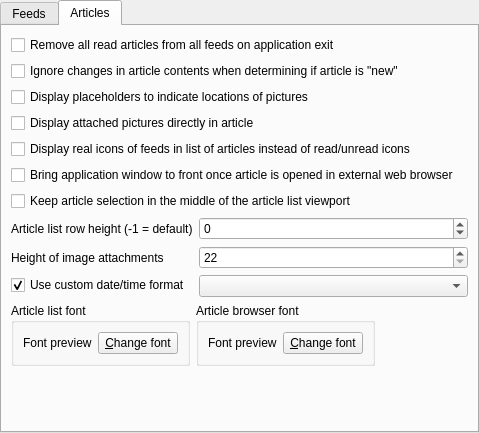
Old version of the form src/librssguard/gui/settings/settingsfeedsmessages.ui in the repository martinrotter/rssguard.
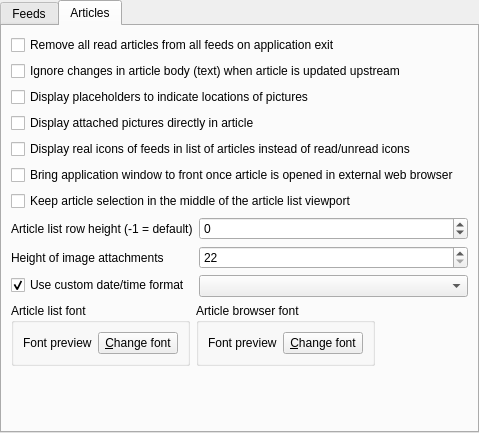
New version of the form. The open tabs and pages were chosen to show the change. Custom widgets are drawn as their Qt base class.

Patch:
```diff
--- a/src/librssguard/gui/settings/settingsfeedsmessages.ui
+++ b/src/librssguard/gui/settings/settingsfeedsmessages.ui
@@ -472,7 +472,7 @@
        <item row="1" column="0" colspan="2">
         <widget class="QCheckBox" name="m_cmbIgnoreContentsChanges">
          <property name="text">
-          <string>Ignore changes in article contents when determining if article is &quot;new&quot;</string>
+          <string>Ignore changes in article body (text) when article is updated upstream</string>
          </property>
         </widget>
        </item>
```
